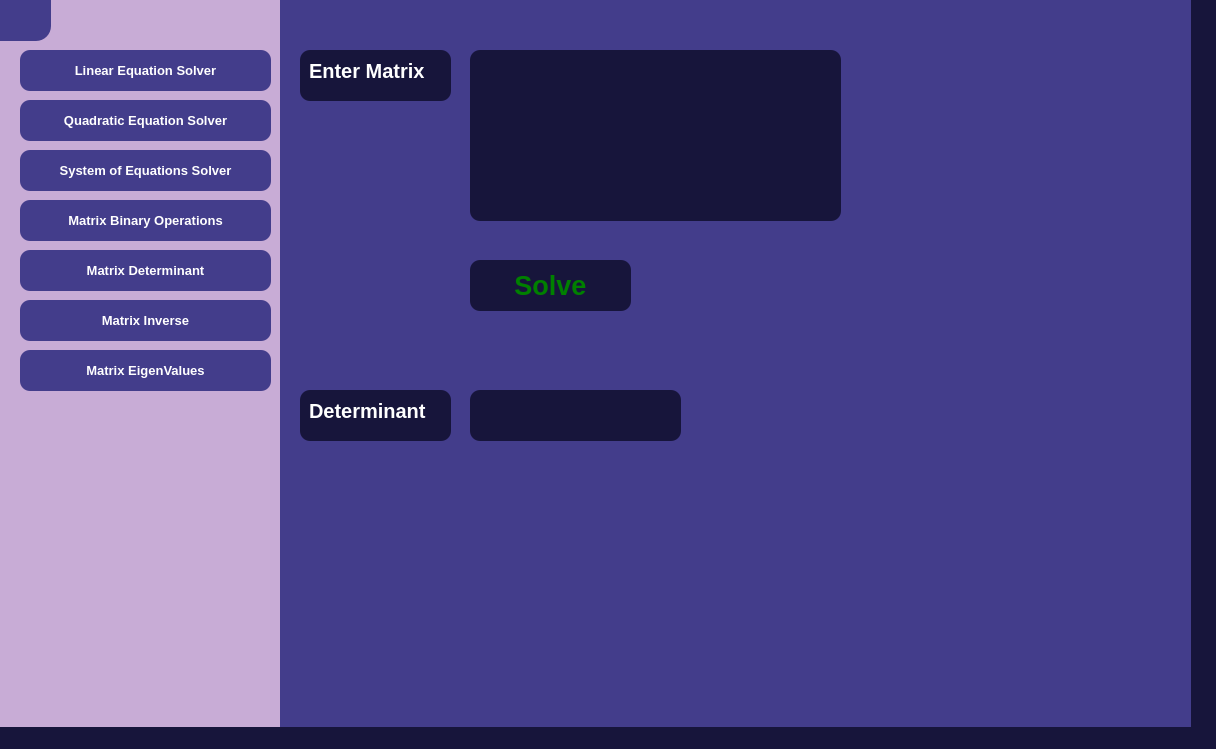
Old version of the form algebraxpert.ui in the repository AbdallahSalah003/AlgebraXpert.
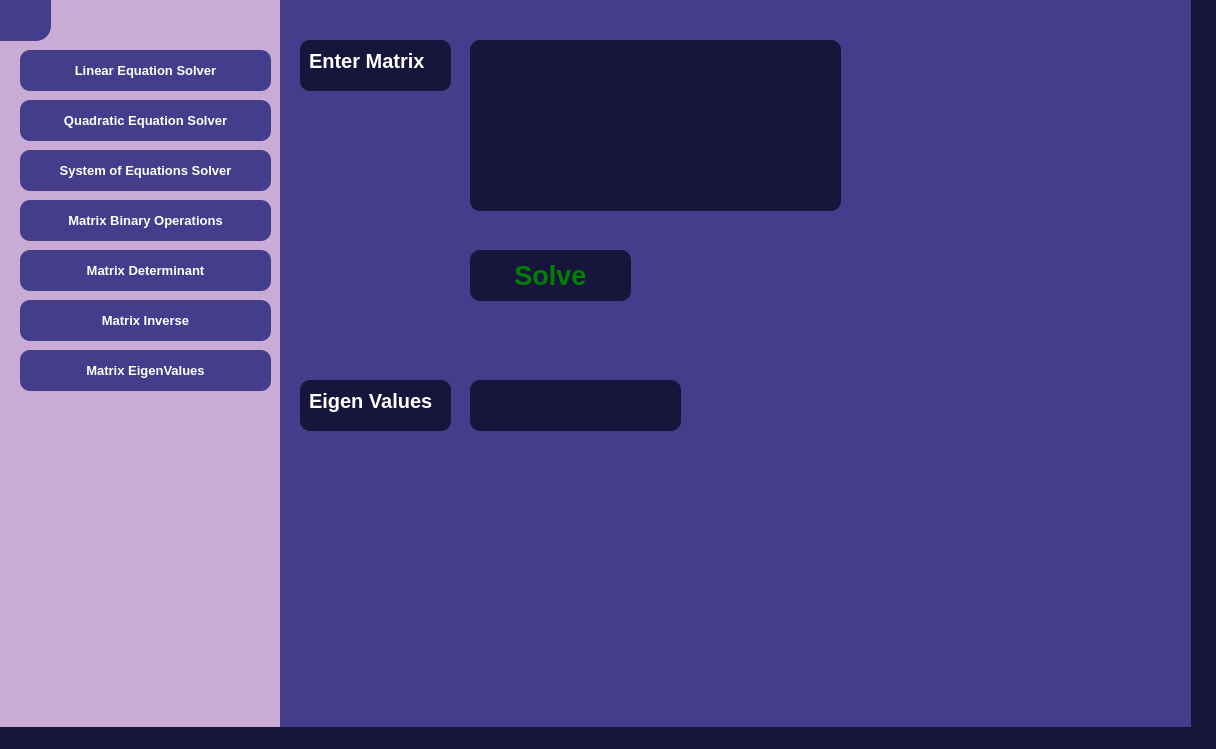
New version of the form. Icons and pictures are not drawn.

Commit message: Add eign values menu to ui

```diff
--- a/algebraxpert.ui
+++ b/algebraxpert.ui
@@ -2174,6 +2174,179 @@
      </property>
     </widget>
    </widget>
+   <widget class="QWidget" name="matrixEigenValuesMenu" native="true">
+    <property name="geometry">
+     <rect>
+      <x>280</x>
+      <y>-10</y>
+      <width>911</width>
+      <height>741</height>
+     </rect>
+    </property>
+    <property name="styleSheet">
+     <string notr="true">background-color: #433D8B;</string>
+    </property>
+    <widget class="QTextEdit" name="enterMatrixEigenValuesTextEdit">
+     <property name="geometry">
+      <rect>
+       <x>190</x>
+       <y>50</y>
+       <width>371</width>
+       <height>171</height>
+      </rect>
+     </property>
+     <property name="styleSheet">
+      <string notr="true">QTextEdit {
+    font-family: 'Lato', sans-serif;
+    font-size: 20pt;
+    font-weight: 700;
+    color: #ffffff;
+    background-color: #17153B;
+    border: none;
+    border-radius: 10px;
+    padding: 1px; /* Adjust padding for button size */
+    text-align: center;
+}
+</string>
+     </property>
+    </widget>
+    <widget class="QPushButton" name="matrixEigenValuesSolveButton">
+     <property name="geometry">
+      <rect>
+       <x>190</x>
+       <y>260</y>
+       <width>161</width>
+       <height>51</height>
+      </rect>
+     </property>
+     <property name="styleSheet">
+      <string notr="true">QPushButton {
+    font-family: 'Lato', sans-serif;
+    font-size: 20pt;
+    font-weight: 700;
+    color: green;
+    background-color: #17153B;
+    border: none;
+    border-radius: 10px;
+    padding: 10px 20px; /* Adjust padding for button size */
+    text-align: center;
+}
+
+QPushButton:hover {
+    background-color: #2E236C;
+    opacity: 0.5; /* Fade effect on hover */
+}</string>
+     </property>
+     <property name="text">
+      <string>Solve</string>
+     </property>
+     <property name="icon">
+      <iconset theme="QIcon::ThemeIcon::MediaPlaybackStart"/>
+     </property>
+    </widget>
+    <widget class="QTextEdit" name="labelResultMatrixEigneValues">
+     <property name="geometry">
+      <rect>
+       <x>20</x>
+       <y>390</y>
+       <width>151</width>
+       <height>51</height>
+      </rect>
+     </property>
+     <property name="styleSheet">
+      <string notr="true">QTextEdit {
+    font-family: 'Lato', sans-serif;
+    font-size: 15pt;
+    font-weight: 700;
+    color: #ffffff;
+    background-color: #17153B;
+    border: none;
+    border-radius: 10px;
+    padding: 5px; /* Adjust padding for button size */
+    text-align: center;
+}
+</string>
+     </property>
+     <property name="readOnly">
+      <bool>true</bool>
+     </property>
+     <property name="html">
+      <string>&lt;!DOCTYPE HTML PUBLIC &quot;-//W3C//DTD HTML 4.0//EN&quot; &quot;http://www.w3.org/TR/REC-html40/strict.dtd&quot;&gt;
+&lt;html&gt;&lt;head&gt;&lt;meta name=&quot;qrichtext&quot; content=&quot;1&quot; /&gt;&lt;meta charset=&quot;utf-8&quot; /&gt;&lt;style type=&quot;text/css&quot;&gt;
+p, li { white-space: pre-wrap; }
+hr { height: 1px; border-width: 0; }
+li.unchecked::marker { content: &quot;\2610&quot;; }
+li.checked::marker { content: &quot;\2612&quot;; }
+&lt;/style&gt;&lt;/head&gt;&lt;body style=&quot; font-family:'Lato','sans-serif'; font-size:15pt; font-weight:700; font-style:normal;&quot;&gt;
+&lt;p style=&quot; margin-top:0px; margin-bottom:0px; margin-left:0px; margin-right:0px; -qt-block-indent:0; text-indent:0px;&quot;&gt;Eigen Values&lt;/p&gt;&lt;/body&gt;&lt;/html&gt;</string>
+     </property>
+    </widget>
+    <widget class="QTextEdit" name="labelEnterMatrixEigneValues">
+     <property name="geometry">
+      <rect>
+       <x>20</x>
+       <y>50</y>
+       <width>151</width>
+       <height>51</height>
+      </rect>
+     </property>
+     <property name="styleSheet">
+      <string notr="true">QTextEdit {
+    font-family: 'Lato', sans-serif;
+    font-size: 15pt;
+    font-weight: 700;
+    color: #ffffff;
+    background-color: #17153B;
+    border: none;
+    border-radius: 10px;
+    padding: 5px; /* Adjust padding for button size */
+    text-align: center;
+}
+</string>
+     </property>
+     <property name="readOnly">
+      <bool>true</bool>
+     </property>
+     <property name="html">
+      <string>&lt;!DOCTYPE HTML PUBLIC &quot;-//W3C//DTD HTML 4.0//EN&quot; &quot;http://www.w3.org/TR/REC-html40/strict.dtd&quot;&gt;
+&lt;html&gt;&lt;head&gt;&lt;meta name=&quot;qrichtext&quot; content=&quot;1&quot; /&gt;&lt;meta charset=&quot;utf-8&quot; /&gt;&lt;style type=&quot;text/css&quot;&gt;
+p, li { white-space: pre-wrap; }
+hr { height: 1px; border-width: 0; }
+li.unchecked::marker { content: &quot;\2610&quot;; }
+li.checked::marker { content: &quot;\2612&quot;; }
+&lt;/style&gt;&lt;/head&gt;&lt;body style=&quot; font-family:'Lato','sans-serif'; font-size:15pt; font-weight:700; font-style:normal;&quot;&gt;
+&lt;p style=&quot; margin-top:0px; margin-bottom:0px; margin-left:0px; margin-right:0px; -qt-block-indent:0; text-indent:0px;&quot;&gt;Enter Matrix&lt;/p&gt;&lt;/body&gt;&lt;/html&gt;</string>
+     </property>
+    </widget>
+    <widget class="QTextEdit" name="showMatrixEigenValues">
+     <property name="geometry">
+      <rect>
+       <x>190</x>
+       <y>390</y>
+       <width>211</width>
+       <height>51</height>
+      </rect>
+     </property>
+     <property name="styleSheet">
+      <string notr="true">QTextEdit {
+    font-family: 'Lato', sans-serif;
+    font-size: 20pt;
+    font-weight: 700;
+    color: #ffffff;
+    background-color: #17153B;
+    border: none;
+    border-radius: 10px;
+    padding: 1px; /* Adjust padding for button size */
+    text-align: center;
+}
+</string>
+     </property>
+     <property name="readOnly">
+      <bool>true</bool>
+     </property>
+    </widget>
+   </widget>
+   <zorder>matrixDeterminantMenu</zorder>
    <zorder>matrixInverseMenu</zorder>
    <zorder>quadraticEquationSolverMenu</zorder>
    <zorder>matrixBinaryOperationsMenu</zorder>
@@ -2184,7 +2357,7 @@
    <zorder>startButton</zorder>
    <zorder>exitButton</zorder>
    <zorder>sideBar</zorder>
-   <zorder>matrixDeterminantMenu</zorder>
+   <zorder>matrixEigenValuesMenu</zorder>
   </widget>
   <widget class="QMenuBar" name="menubar">
    <property name="geometry">
```
The commit also changes 2 other files.
